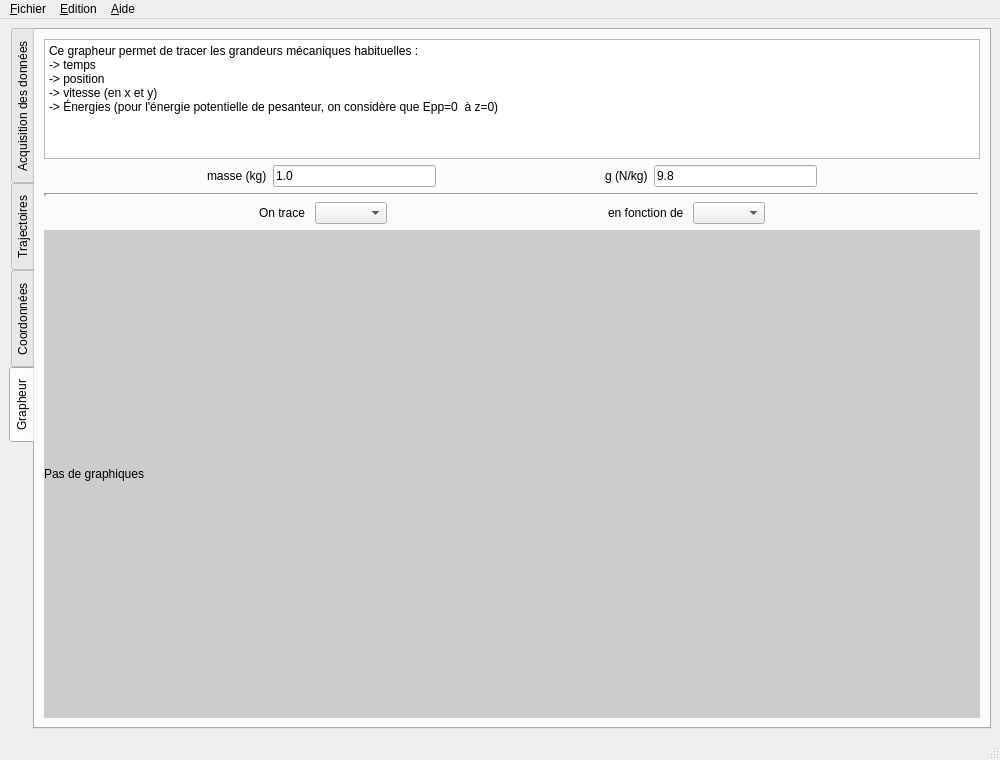
Old version of the form src/pymecavideo_mini_layout.ui in the repository rene-d/pymecavideo.
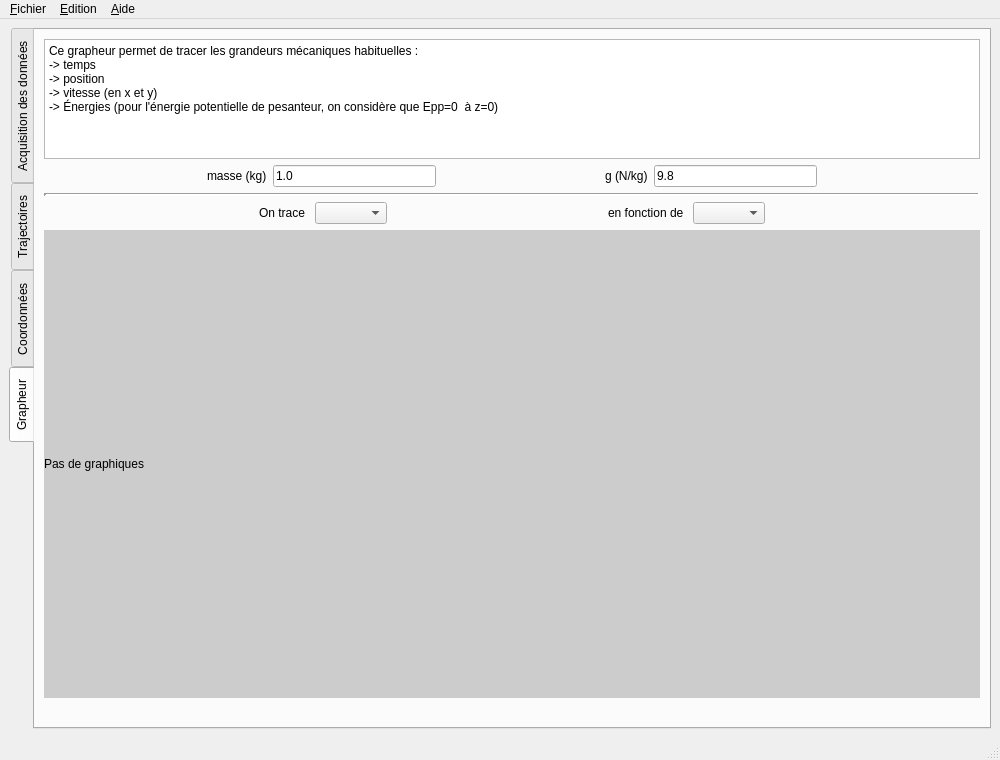
New version of the form. Icons and pictures are not drawn. Custom widgets are drawn as their Qt base class.

Commit message: Bug changement titre ok

What changed in the file:
```diff
--- a/src/pymecavideo_mini_layout.ui
+++ b/src/pymecavideo_mini_layout.ui
@@ -1395,6 +1395,22 @@
             </property>
            </widget>
           </item>
+          <item>
+           <spacer name="verticalSpacer_7">
+            <property name="orientation">
+             <enum>Qt::Vertical</enum>
+            </property>
+            <property name="sizeType">
+             <enum>QSizePolicy::Fixed</enum>
+            </property>
+            <property name="sizeHint" stdset="0">
+             <size>
+              <width>20</width>
+              <height>20</height>
+             </size>
+            </property>
+           </spacer>
+          </item>
          </layout>
         </item>
        </layout>
```
The commit also changes 1 other file.
